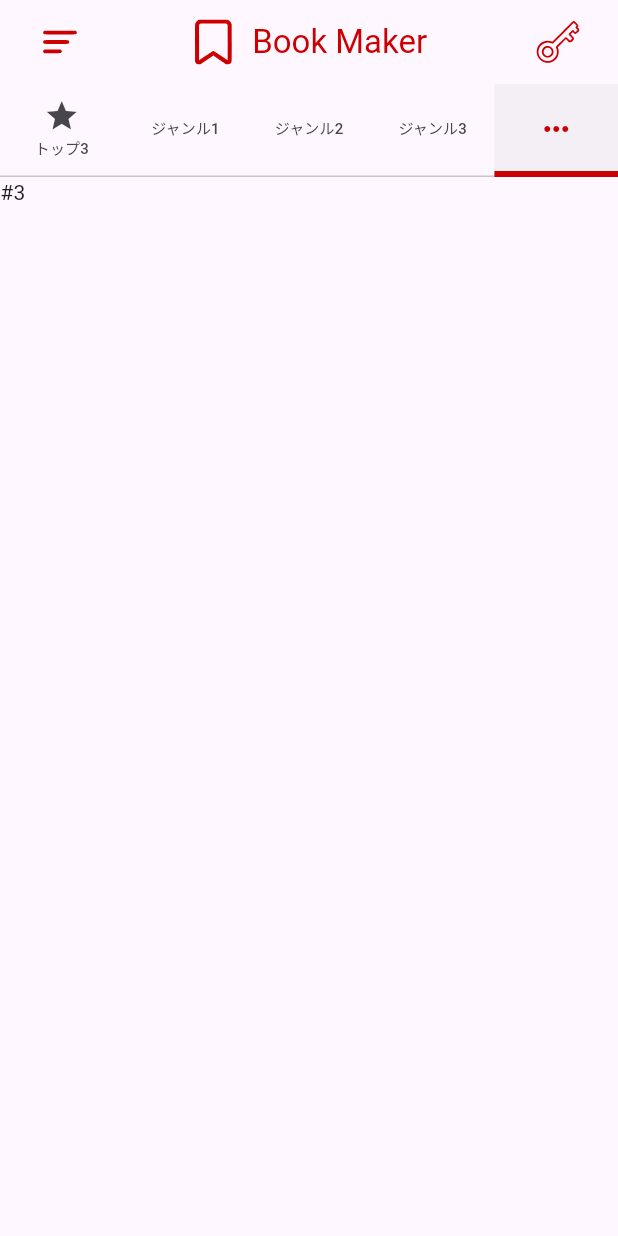
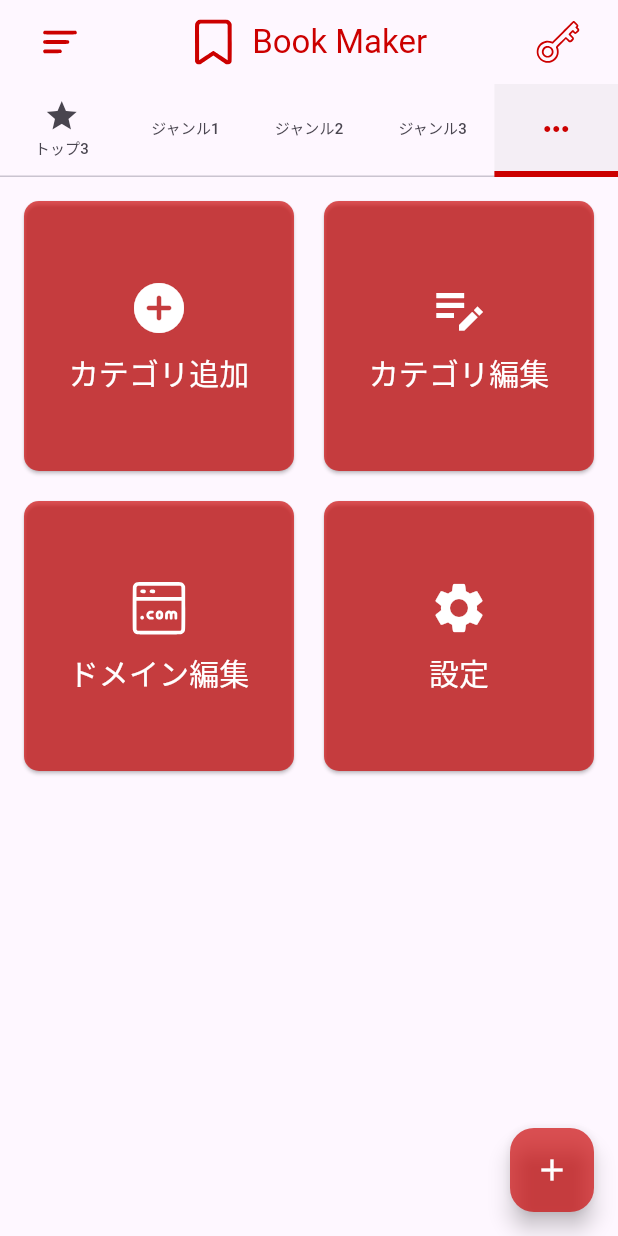
Before and after one commit to dev-yamamon01/BookMarker, a Flutter app: the screen it shows after launch, tab 5 chosen, on a phone screen of 412 x 824 dp. Run offline on Flutter 3.47's test engine with Material 3 defaults, Android fonts, the phone set to English and light mode, and no system bars; our stand-ins replace flutter_svg; network calls fail.

Commit message:
feat:カテゴリエディター選択ボタン配置

```diff
--- a/lib/main.dart
+++ b/lib/main.dart
@@ -102,16 +102,20 @@ class _MyHomePageState extends State<MyHomePage> with SingleTickerProviderStateM
             ),
           ),
             body: TabBarView(
-                controller: _tabController, // コントローラーを指定
-                children: [
-                  CustomListView(items: ["item1","item2","item3"]),
-
-                  Text("ジャンル1の内容です"),
-                  Text("ジャンル2の内容です"),
-                  Text("ジャンル3の内容です"),
-                  Text("#3"),
-                ]),
-          ),
+            controller: _tabController, // コントローラーを指定
+            children: [
+              CustomListView(items: ["item-T1", "item-T2", "item-T3"]),
+              CustomListView(items: ["item-J1-1", "item-J1-2", "item-J1-3"]),
+              CustomListView(items: ["item-J2-1", "item-J2-2", "item-J2-3"]),
+              CustomListView(items: ["item-J3-1", "item-J3-2", "item-J3-3"]),
+              CategoryEditor(),
+            ]),
+        floatingActionButton: FloatingActionButton(
+          onPressed: () {},
+          backgroundColor: Color(0xAACC0000),
+          child: Icon(Icons.add,color: Colors.white,),
+        ),
+      ),
     );
   }
 
@@ -141,8 +145,7 @@ class CustomListView extends StatelessWidget {
                   crossAxisAlignment: CrossAxisAlignment.start, // 左揃え
                   children: [
                     Text("名前: ${items[index]}の名前"),
-                    Text("評価: 4.5"),
-                    Text("再生数: 15 回"),
+                    Text("アクセス数: 15 回"),
                     Text("コメント: ${items[index]}のコメント"),
                   ],
                 ), alignment: Alignment.topLeft
@@ -175,3 +178,49 @@ class CustomListView extends StatelessWidget {
     );
   }
 }
+
+//最後のタブのカテゴリー編集機能のUIを返す
+class CategoryEditor extends StatelessWidget {
+  const CategoryEditor({super.key});
+
+  @override
+  Widget build(BuildContext context) {
+    return Padding(padding: EdgeInsets.all(16),
+      child: GridView.count(
+        crossAxisCount: 2, // 2列
+        mainAxisSpacing: 20, // 縦方向の間隔
+        crossAxisSpacing: 20, // 横方向の間隔
+        children: [
+          _buildButton(Icon(Icons.add_circle_rounded,size: 40, color: Colors.white), "カテゴリ追加",Color(0xAACC0000)),
+          _buildButton(Icon(Icons.edit_note_sharp,size: 40, color: Colors.white), "カテゴリ編集", Color(0xAACC0000)),
+          _buildButton(SvgPicture.asset('assets/domain.svg',width: 40, height: 40), "ドメイン編集", Color(0xAACC0000)),
+          _buildButton(Icon(Icons.settings,size: 40, color: Colors.white), "設定", Color(0xAACC0000)),
+        ],
+      ),);
+
+  }
+
+  // ボタンウィジェットを生成するヘルパーメソッド
+  Widget _buildButton(Widget icon, String label, Color color) {
+    return ElevatedButton(
+      style: ElevatedButton.styleFrom(
+        padding: EdgeInsets.all(16),
+        backgroundColor: color,
+        shape: RoundedRectangleBorder(borderRadius: BorderRadius.circular(10)),
+      ),
+      onPressed: () {
+        print('$label pressed');
+      },
+      child: Column(
+        mainAxisAlignment: MainAxisAlignment.center,
+        children: [
+          icon,
+          SizedBox(height: 8),
+          Text(label, style: TextStyle(fontSize: 20, color: Colors.white)),
+        ],
+      ),
+    );
+  }
+
+
+}
```
Also changed, not shown: assets/domain.svg (added).
